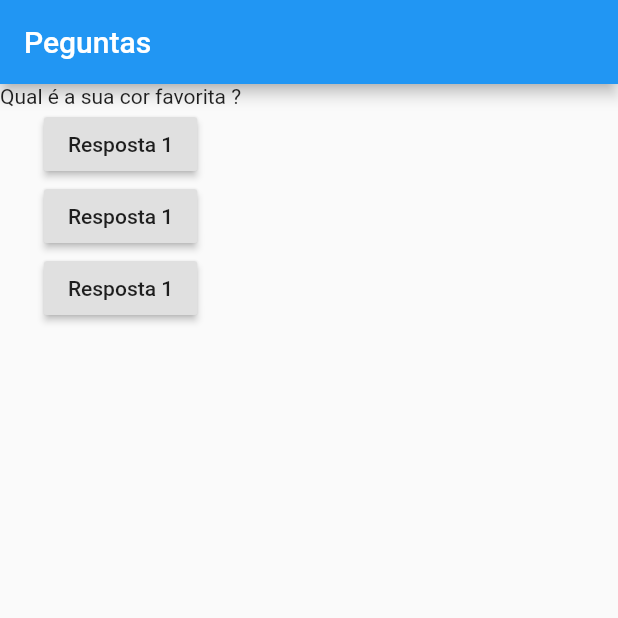
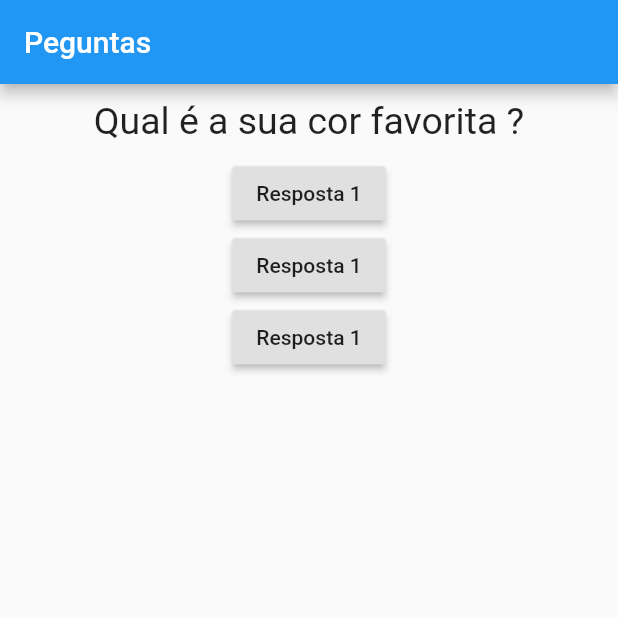
Before and after one commit to cxmarcelo/projeto_perguntas_flutter, a Flutter app: the screen it shows after launch, on a phone screen of 412 x 824 dp, the top half of it. Run offline on Flutter 3.47's test engine with Material 2 defaults, Android fonts, the phone set to English and light mode, and no system bars.

Commit message:
Adionando estilo no componente Questao

```diff
--- a/lib/questao.dart
+++ b/lib/questao.dart
@@ -8,6 +8,16 @@ class Questao extends StatelessWidget {
 
   @override
   Widget build(BuildContext context) {
-    return Text(texto);
+    return Container(
+      width: double.infinity,
+      margin: EdgeInsets.all(10),
+      child: Text(
+        texto,
+        style: TextStyle(
+          fontSize: 25
+        ),
+        textAlign: TextAlign.center,
+      ),
+    );
   }
 }
```
